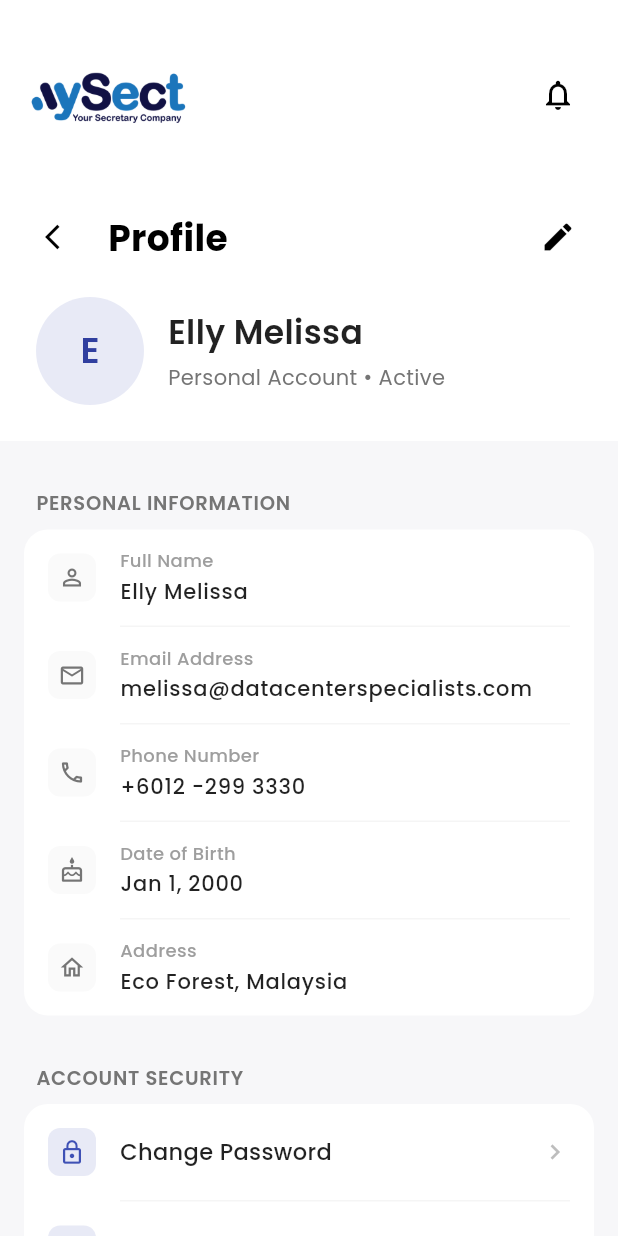
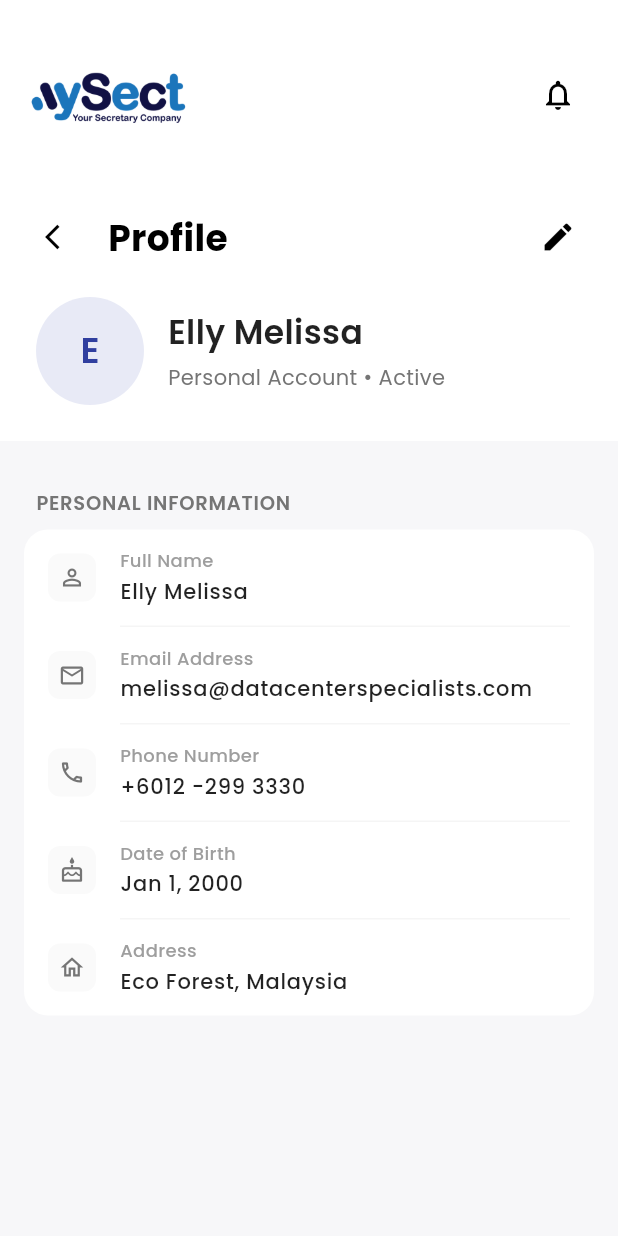
Before and after one commit to DCSDev-coder/MySect, a Flutter app: the ProfilePage screen opened directly, on a phone screen of 412 x 824 dp. Run offline on Flutter 3.47's test engine with Material 3 defaults, Android fonts, the phone set to English and light mode, and no system bars; our stand-ins replace file_picker, google_fonts, image_picker, table_calendar.

```diff
--- a/mobile_app/lib/mobile_app/more/profile_page.dart
+++ b/mobile_app/lib/mobile_app/more/profile_page.dart
@@ -182,23 +182,7 @@ class _ProfilePageState extends State<ProfilePage> {
                 ),
               ],
             ),
-            const SizedBox(height: 24),
-            _buildSectionHeader('ACCOUNT SECURITY'),
-            _buildSectionContainer(
-              children: [
-                _buildActionItem(
-                  title: 'Change Password',
-                  icon: Icons.lock_outline,
-                  onTap: () {},
-                ),
-                _buildDivider(),
-                _buildActionItem(
-                  title: 'Two-Factor Authentication',
-                  icon: Icons.security_outlined,
-                  onTap: () {},
-                ),
-              ],
-            ),
+
                     const SizedBox(height: 40),
                   ],
                 ),
@@ -359,44 +343,4 @@ class _ProfilePageState extends State<ProfilePage> {
     );
   }
 
-  Widget _buildActionItem({
-    required String title,
-    required IconData icon,
-    required VoidCallback onTap,
-  }) {
-    return InkWell(
-      onTap: onTap,
-      borderRadius: BorderRadius.circular(16),
-      child: Padding(
-        padding: const EdgeInsets.symmetric(horizontal: 16.0, vertical: 16.0),
-        child: Row(
-          children: [
-            Container(
-              width: 32,
-              height: 32,
-              decoration: BoxDecoration(
-                color: Colors.indigo.shade50,
-                borderRadius: BorderRadius.circular(8),
-              ),
-              child: Center(
-                child: Icon(icon, color: Colors.indigo.shade500, size: 18),
-              ),
-            ),
-            const SizedBox(width: 16),
-            Expanded(
-              child: Text(
-                title,
-                style: GoogleFonts.poppins(
-                  fontSize: 15,
-                  fontWeight: FontWeight.w500,
-                  color: Colors.black87,
-                ),
-              ),
-            ),
-            Icon(Icons.chevron_right, color: Colors.grey.shade400, size: 20),
-          ],
-        ),
-      ),
-    );
-  }
 }
```
Also changed, not shown: mobile_app/lib/mobile_app/more/settings_page.dart (+25 -106 lines).
